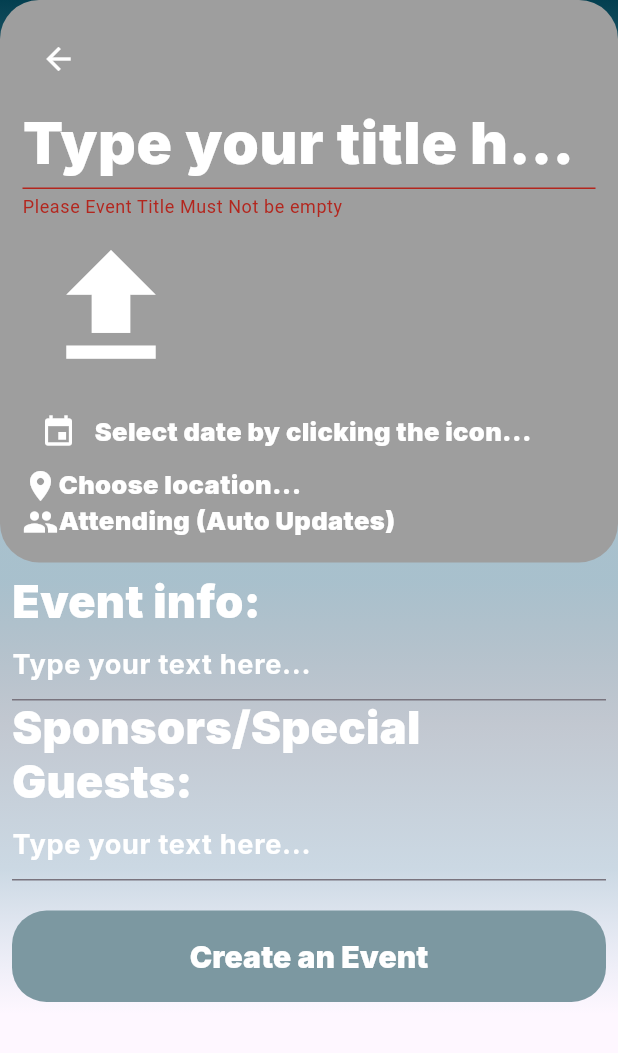
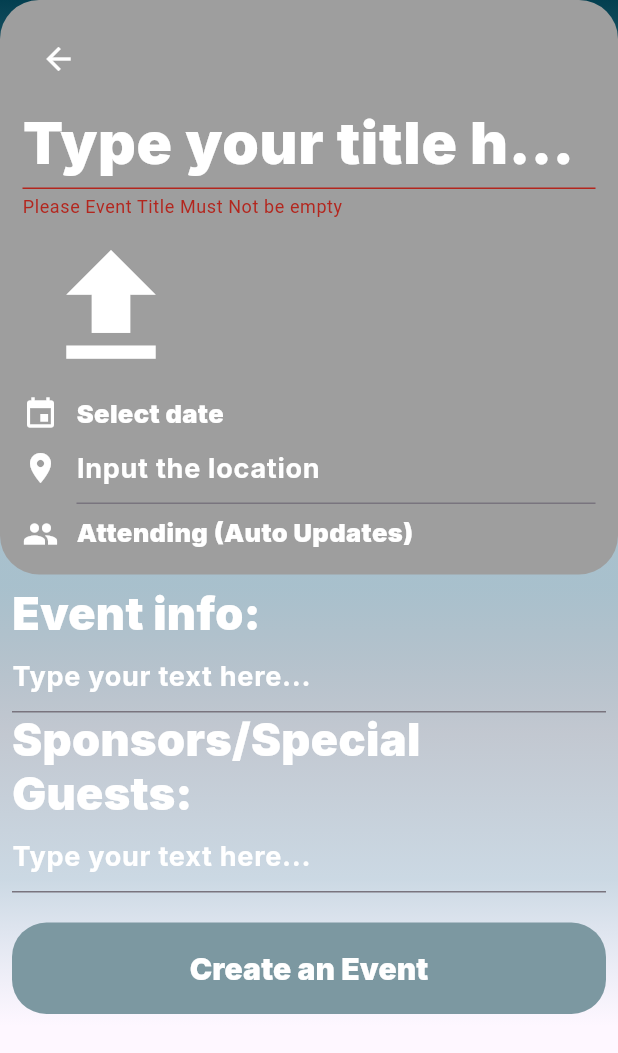
Before and after one commit to SachchitBalamurugan/SoulSyncDepression-OCDapp, a Flutter app: the EventCreator screen opened directly, after a tap on "Create an Event", on a phone screen of 412 x 824 dp. Shown: the top 1053 px of the screen. Run offline on Flutter 3.47's test engine with Material 3 defaults, Android fonts, the phone set to English and light mode, and no system bars; our stand-ins replace cached_network_image, cloud_firestore, file_picker, firebase_auth, firebase_core, firebase_storage and 14 more; missing offline and left inert: ndialog; accounts and stored records are empty.

Commit message:
Bug fix create event input and display Location

```diff
--- a/lib/screens/EventCreator.dart
+++ b/lib/screens/EventCreator.dart
@@ -6,6 +6,7 @@ import 'package:cloud_firestore/cloud_firestore.dart';
 import 'package:flutter_easyloading/flutter_easyloading.dart';
 import 'package:image_picker/image_picker.dart';
 import 'package:intl/intl.dart';
+import 'package:ndialog/ndialog.dart';
 import '../consts/firebase_constants.dart';
 import '../widgets/eventCard.dart';
 import '../widgets/eventCategory.dart';
@@ -36,8 +37,11 @@ class _EventCreatorState extends State<EventCreator> {
   late String titleText; // Variable to store the title text
   late String eventInfoText; // Variable to store the event info text
   late String sponsors;
+  String _location = '';
   DateTime? selectedDate;
   final _uuid = Uuid();
+
+  CustomProgressDialog? _progressDialog;
 
   Future _pickImage() async {
     final result = await FilePicker.platform.pickFiles();
@@ -62,6 +66,8 @@ class _EventCreatorState extends State<EventCreator> {
   }
 
   uploadEvent() async {
+    showLoadingDialog();
+
     // --------------------------------
     try {
       if (_formkey.currentState!.validate()) {
@@ -72,6 +78,7 @@ class _EventCreatorState extends State<EventCreator> {
           'title': titleText, // Variable to store the title text
           'eventInfo': eventInfoText, // Variable to store the event info text
           'specialGuests': sponsors,
+          'location': _location,
           'date': "${selectedDate!.toLocal()}".split(' ')[0],
           'added_by': currentUser!.uid,
         }).whenComplete(() {
@@ -81,12 +88,27 @@ class _EventCreatorState extends State<EventCreator> {
             _formkey.currentState!.reset();
           });
         });
+
+        _onEventCreated();
+      } else {
+        print('O bad guy');
+      }
+    } catch (error) {
+      _onFailedToCreateEvent(error);
+    }
+    //--------------------------------------------
+  }
+
+  void _onEventCreated() {
+    hideLoadingDialog();
+
     showDialog(
       context: context,
       builder: (BuildContext context) => AlertDialog(
         title: const Text('Event created!'),
-            content:
-                Text('Congratulation!\n Manage your events in Event Info Test'),
+        content: const Text(
+          'Congratulation!\n Manage your events in Event Info Test',
+        ),
         actions: <Widget>[
           TextButton(
             onPressed: () => Navigator.pop(context, 'OK'),
@@ -95,17 +117,17 @@ class _EventCreatorState extends State<EventCreator> {
         ],
       ),
     );
-      } else {
-        print('O bad guy');
   }
-    } catch (error) {
+
+  void _onFailedToCreateEvent(dynamic error) {
+    hideLoadingDialog();
+
     // Handle any errors that occur during deletion
     print(error);
+
     ScaffoldMessenger.of(context).showSnackBar(
-        SnackBar(content: Text('Failed to create event')),
+      const SnackBar(content: Text('Failed to create event')),
     );
-    }
-    //--------------------------------------------
   }
 
 // Future<void>
@@ -122,7 +144,14 @@ class _EventCreatorState extends State<EventCreator> {
         selectedDate = picked;
       });
     }
-    print(selectedDate);
+  }
+
+  @override
+  void dispose() {
+    _progressDialog?.dismiss();
+    _progressDialog = null;
+
+    super.dispose();
   }
 
   @override
@@ -217,25 +246,27 @@ class _EventCreatorState extends State<EventCreator> {
                           },
                         ),
                         // Select the date
-                        Row(
+                        GestureDetector(
+                          onTap: () {
+                            // Open the date picker when the calendar icon is tapped
+                            _selectDate(context);
+                          },
+                          child: Row(
                             children: [
                               // Calendar Button
-                            IconButton(
-                              icon: Icon(
+                              Icon(
                                 Icons.event,
                                 color: Colors.white,
                                 size: 24 * fem,
                               ),
-                              onPressed: () {
-                                _selectDate(
-                                    context); // Open the date picker when the calendar icon is tapped
-                              },
-                            ),
-                            Text(
+                              const SizedBox(width: 12),
+                              Expanded(
+                                child: Text(
                                   selectedDate != null
                                       ? "${selectedDate!.toLocal()}".split(
                                           ' ')[0] // Display the selected date
-                                  : 'Select date by clicking the icon...', // Display the hint text if no date is selected
+                                      : 'Select date',
+                                  // Display the hint text if no date is selected
                                   style: TextStyle(
                                     fontFamily: 'Inter',
                                     fontSize: 17 * ffem,
@@ -243,7 +274,9 @@ class _EventCreatorState extends State<EventCreator> {
                                     color: Color(0xffffffff),
                                   ),
                                 ),
+                              ),
                             ],
+                          ),
                         ),
                         // Choose Location
                         Row(
@@ -253,20 +286,30 @@ class _EventCreatorState extends State<EventCreator> {
                               color: Colors.white,
                               size: 24 * fem,
                             ),
-                            Text(
-                              'Choose location...',
-                              style: TextStyle(
-                                fontFamily:
-                                    'Inter', // You can specify the font family here
-                                fontSize: 17 * ffem,
-                                fontWeight: FontWeight.w900,
-                                height: 1.2125 * ffem / fem,
+                            const SizedBox(width: 12),
+                            Expanded(
+                              child: TextFormField(
+                                onChanged: (value) {
+                                  _location = value;
+                                },
+                                style: const TextStyle(
+                                  fontFamily: 'Inter',
+                                  fontSize: 18,
+                                  fontWeight: FontWeight.w700,
                                   color: Color(0xffffffff),
+                                ),
+                                // Allow the text field to take as much vertical space as needed
+                                decoration: const InputDecoration(
+                                  hintText: 'Input the location',
+                                  hintStyle: TextStyle(
+                                    color: Color(0xffffffff),
+                                  ),
+                                ),
                               ),
                             ),
                           ],
                         ),
-
+                        const SizedBox(height: 8),
                         //Attending
                         Row(
                           children: [
@@ -275,11 +318,12 @@ class _EventCreatorState extends State<EventCreator> {
                               color: Colors.white,
                               size: 24 * fem,
                             ),
+                            const SizedBox(width: 12),
                             Text(
                               'Attending (Auto Updates)',
                               style: TextStyle(
-                                fontFamily:
-                                    'Inter', // You can specify the font family here
+                                fontFamily: 'Inter',
+                                // You can specify the font family here
                                 fontSize: 17 * ffem,
                                 fontWeight: FontWeight.w900,
                                 height: 1.2125 * ffem / fem,
@@ -302,8 +346,8 @@ class _EventCreatorState extends State<EventCreator> {
                         Text(
                           'Event info:',
                           style: TextStyle(
-                            fontFamily:
-                                'Inter', // You can specify the font family here
+                            fontFamily: 'Inter',
+                            // You can specify the font family here
                             fontSize: 30 * ffem,
                             fontWeight: FontWeight.w900,
                             height: 1.2125 * ffem / fem,
@@ -319,7 +363,8 @@ class _EventCreatorState extends State<EventCreator> {
                             fontSize: 18,
                             fontWeight: FontWeight.w700,
                             color: Color(0xffffffff),
-                          ), // Allow the text field to take as much vertical space as needed
+                          ),
+                          // Allow the text field to take as much vertical space as needed
                           decoration: InputDecoration(
                             hintText: 'Type your text here...',
                             hintStyle: TextStyle(
@@ -331,8 +376,8 @@ class _EventCreatorState extends State<EventCreator> {
                         Text(
                           'Sponsors/Special Guests:',
                           style: TextStyle(
-                            fontFamily:
-                                'Inter', // You can specify the font family here
+                            fontFamily: 'Inter',
+                            // You can specify the font family here
                             fontSize: 30 * ffem,
                             fontWeight: FontWeight.w900,
                             height: 1.2125 * ffem / fem,
@@ -370,8 +415,8 @@ class _EventCreatorState extends State<EventCreator> {
                             shape: RoundedRectangleBorder(
                               borderRadius: BorderRadius.circular(23 * fem),
                             ),
-                            elevation:
-                                0, // Set elevation to 0 as the shadow is provided by the Container
+                            elevation: 0,
+                            // Set elevation to 0 as the shadow is provided by the Container
                             backgroundColor: Color(0xff7c98a1),
                           ),
                           child: Center(
@@ -405,4 +450,20 @@ class _EventCreatorState extends State<EventCreator> {
       ),
     );
   }
+
+  void showLoadingDialog({
+    bool isDismissible = true,
+  }) {
+    _progressDialog = CustomProgressDialog(
+      context,
+      dismissable: isDismissible,
+    );
+    _progressDialog?.setLoadingWidget(const CircularProgressIndicator());
+
+    _progressDialog?.show();
   }
+
+  void hideLoadingDialog() {
+    _progressDialog?.dismiss();
+  }
+}
--- a/lib/screens/iphone-14-12.dart
+++ b/lib/screens/iphone-14-12.dart
@@ -308,6 +308,7 @@ class _EventManagerState extends State<EventManager> {
                             itemCount: filteredData.length,
                             itemBuilder: (BuildContext context, int index) {
                               final item = filteredData[index];
+                              final map = item.data() as Map<String, dynamic>;
 
                               return GestureDetector(
                                 onTap: () => viewEventDetails(item),
@@ -321,6 +322,9 @@ class _EventManagerState extends State<EventManager> {
                                   evTitle: "${item['title']}",
                                   imgUrl: "${item['image']}",
                                   evDate: "${item['date']}",
+                                  location: map.containsKey('location')
+                                      ? "${item['location']}"
+                                      : null,
                                   // date: data[index]['date'],
                                 ),
                               );
--- a/lib/widgets/eventCard.dart
+++ b/lib/widgets/eventCard.dart
@@ -12,6 +12,7 @@ class EventCard extends StatelessWidget {
     required this.evTitle,
     required this.evDate,
     required this.imgUrl,
+    this.location,
   });
 
   // new inputs
@@ -25,6 +26,7 @@ class EventCard extends StatelessWidget {
   final String evTitle;
   final String evDate;
   final String imgUrl;
+  final String? location;
   final bool isHovered;
 
   @override
@@ -82,8 +84,9 @@ class EventCard extends StatelessWidget {
                       ),
                     ],
                   ),
+                  // Show Location, if null/empty replace with Default Location
                   Text(
-                    'Greenfields, Sector 101, Forbibad',
+                    location ?? 'Greenfields, Sector 101, Forbibad',
                     style: TextStyle(
                       fontFamily: 'Inter',
                       fontSize: 11 * ffem,
--- a/pubspec.yaml
+++ b/pubspec.yaml
@@ -66,6 +66,7 @@ dependencies:
 
   velocity_x: ^4.1.2
   get: ^4.6.6
+  ndialog: ^4.3.1
 
 dev_dependencies:
   flutter_test:
```
Also changed, not shown: lib/screens/event_details_screen.dart (+17 -16 lines), pubspec.lock. Lines whose indentation alone changed are shown as unchanged.
